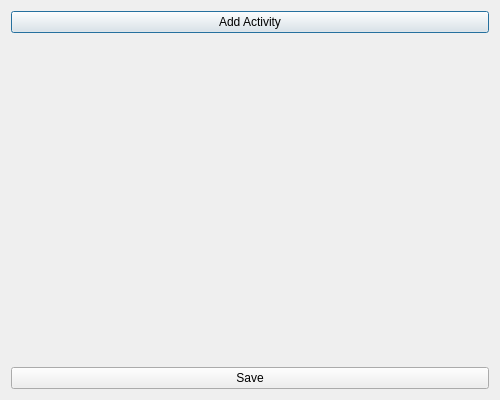
This is Code/PaperFriend/all_activities.ui in RomainPuech/Paper-Friend as Qt 5 draws it before an edit. The edited form follows.
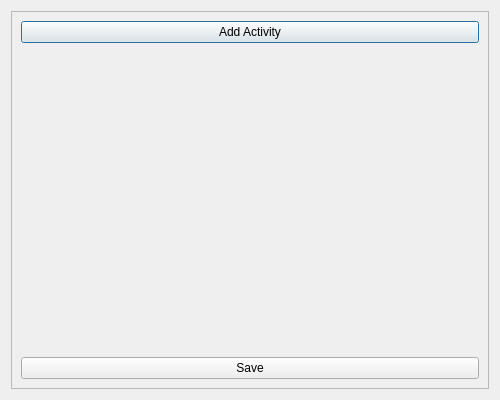
This is the edited form.

```diff
--- a/Code/PaperFriend/all_activities.ui
+++ b/Code/PaperFriend/all_activities.ui
@@ -13,7 +13,22 @@
   <property name="windowTitle">
    <string>All Activities</string>
   </property>
-  <layout class="QVBoxLayout" name="verticalLayout_4">
+  <layout class="QHBoxLayout" name="horizontalLayout_2">
+   <item>
+    <widget class="QScrollArea" name="scrollArea">
+     <property name="widgetResizable">
+      <bool>true</bool>
+     </property>
+     <widget class="QWidget" name="scrollAreaWidgetContents">
+      <property name="geometry">
+       <rect>
+        <x>0</x>
+        <y>0</y>
+        <width>474</width>
+        <height>374</height>
+       </rect>
+      </property>
+      <layout class="QHBoxLayout" name="horizontalLayout">
    <item>
     <layout class="QVBoxLayout" name="verticalLayout_3">
      <item>
@@ -48,6 +63,10 @@
       </widget>
      </item>
     </layout>
+       </item>
+      </layout>
+     </widget>
+    </widget>
    </item>
   </layout>
  </widget>
```
Lines whose indentation alone changed are shown as unchanged.
